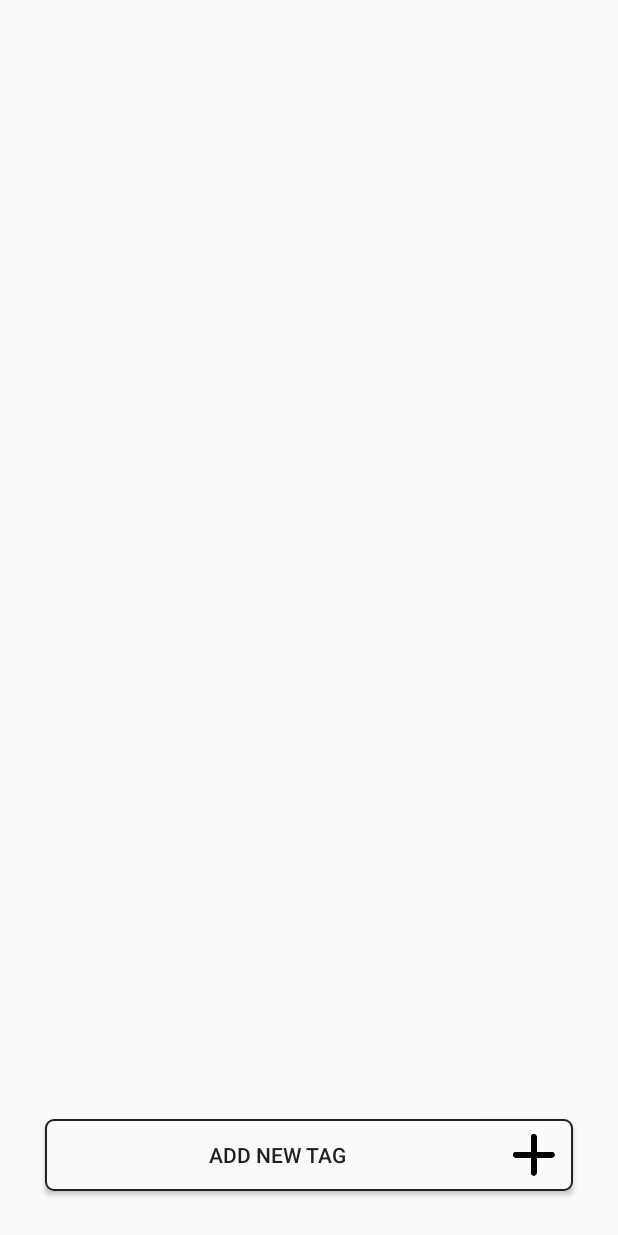
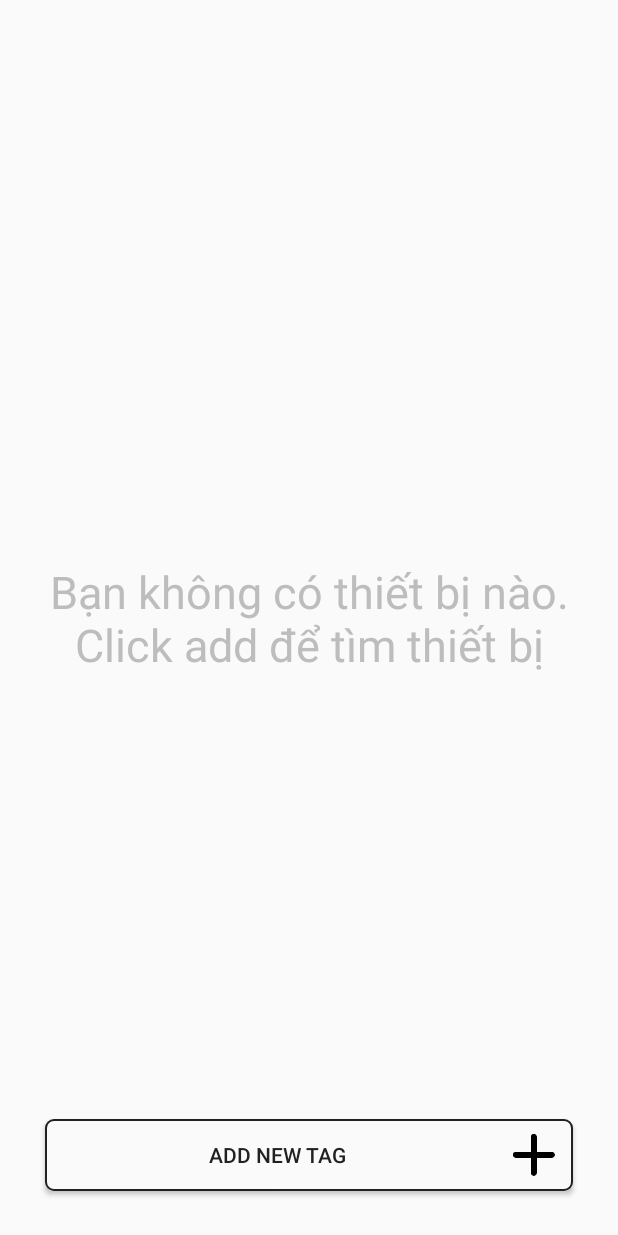
Before and after one commit to hatiboy/EthingsBLE, an Android app: the ListTagActivity screen opened directly, with no data from a screen before it, on a phone screen of 412 x 824 dp. Run offline under Robolectric (Android 15) with nearby library versions, the phone set to English and light mode, and no system bars; libraries missing offline, so code that uses them is left out: com.chimeraiot.android; 2 statements that could not run were skipped.

Commit message:
16/7/2017
Cảnh báo khi ko có thiết bị nào

```diff
--- a/app/src/main/java/demo/ethings/com/ethingsble/activity/ListTagActivity.java
+++ b/app/src/main/java/demo/ethings/com/ethingsble/activity/ListTagActivity.java
@@ -192,7 +192,6 @@ public class ListTagActivity extends Activity {
 
         requestLocation();
 
-        loadData(getIntent());
     }
 
 
@@ -204,7 +203,12 @@ public class ListTagActivity extends Activity {
 
     private void loadData(Intent intent) {
         list_tag_devices = helper.getAllDevices();
-        adapter = new TagDeviceAdapter(this, R.layout.item_tag_device, list_tag_devices);
+        if (list_tag_devices.size() > 0){
+            setVisibleNodevice(true);
+        }else{
+            setVisibleNodevice(false);
+        }
+            adapter = new TagDeviceAdapter(this, R.layout.item_tag_device, list_tag_devices);
         listTag.setAdapter(adapter);
         if (list_tag_devices != null && list_tag_devices.size() > 0) {
             for (int i = 0; i < list_tag_devices.size(); i++) {
@@ -218,10 +222,20 @@ public class ListTagActivity extends Activity {
         }
     }
 
+    public void setVisibleNodevice(boolean check) {
+        if (check) {
+            findViewById(R.id.no_device).setVisibility(View.GONE);
+            findViewById(R.id.list_tag).setVisibility(View.VISIBLE);
+        } else {
+            findViewById(R.id.no_device).setVisibility(View.VISIBLE);
+            findViewById(R.id.list_tag).setVisibility(View.GONE);
+        }
+    }
 
     @Override
     protected void onResume() {
         super.onResume();
+        loadData(getIntent());
         //config Bluetooth Adapter:
         IntentFilter intentFilter = new IntentFilter();
         intentFilter.addAction(BluetoothDevice.ACTION_FOUND);
@@ -313,7 +327,7 @@ public class ListTagActivity extends Activity {
         }
     }
 
-    public void updatePinlevel(String address , int pinlevel){
+    public void updatePinlevel(String address, int pinlevel) {
         for (int i = 0; i < list_tag_devices.size(); i++) {
             if (address.equals(list_tag_devices.get(i).getAddress())) {
                 list_tag_devices.get(i).setPin(pinlevel);
@@ -540,13 +554,13 @@ public class ListTagActivity extends Activity {
                     }
                     break;
                 case BluetoothLeService.ACTION_READ_PIN_LEVEL:
-                    if (bundle != null){
+                    if (bundle != null) {
                         String address = bundle.getString(BluetoothLeService.INTENT_DEVICE_ADDRESS, "");
                         int pinlevel = bundle.getInt(BluetoothLeService.INTENT_DEVICE_PINLEVEL, 0);
                         Log.d(TAG, "onReceive pinlevel: " + pinlevel);
                         updatePinlevel(address, pinlevel);
                     }
-                        break;
+                    break;
             }
         }
     };
--- a/app/src/main/res/layout/activity_list_tag.xml
+++ b/app/src/main/res/layout/activity_list_tag.xml
@@ -11,6 +11,9 @@
         android:background="@color/white"
         android:orientation="vertical">
 
+        <FrameLayout
+            android:layout_width="match_parent"
+            android:layout_height="match_parent">
 
             <ListView
                 android:id="@+id/list_tag"
@@ -21,7 +24,19 @@
                 android:divider="@color/white"
                 android:dividerHeight="10dp"
                 android:foregroundGravity="center"
-            android:padding="20dp" />
+                android:padding="20dp"/>
+
+            <TextView
+                android:id="@+id/no_device"
+                android:layout_width="match_parent"
+                android:layout_height="match_parent"
+                android:gravity="center"
+                android:padding="30dp"
+                android:text="@string/no_device"
+                android:textColor="@color/white2"
+                android:textSize="30sp"
+                android:visibility="gone" />
+        </FrameLayout>
 
         <Button
             android:id="@+id/btn_add_new_tag"
--- a/app/src/main/res/values/colors.xml
+++ b/app/src/main/res/values/colors.xml
@@ -5,6 +5,7 @@
     <color name="colorAccent">#FF4081</color>
     <color name="black">#212121</color>
     <color name="white">#fafafa</color>
+    <color name="white2">#BDBDBD</color>
 
     <color name="black_overlay">#66000000</color>
     <color name="device_item_textcolor">#F44336</color>
--- a/app/src/main/res/values/strings.xml
+++ b/app/src/main/res/values/strings.xml
@@ -58,4 +58,5 @@
     <string name="menu_lock_orientation">Lock screen rotation</string>
     <string name="menu_unlock_orientation">Allow screen rotation</string>
     <string name="menu_searching">Searching…</string>
+    <string name="no_device">Bạn không có thiết bị nào. Click add để tìm thiết bị</string>
 </resources>
```
Lines whose indentation alone changed are shown as unchanged.
